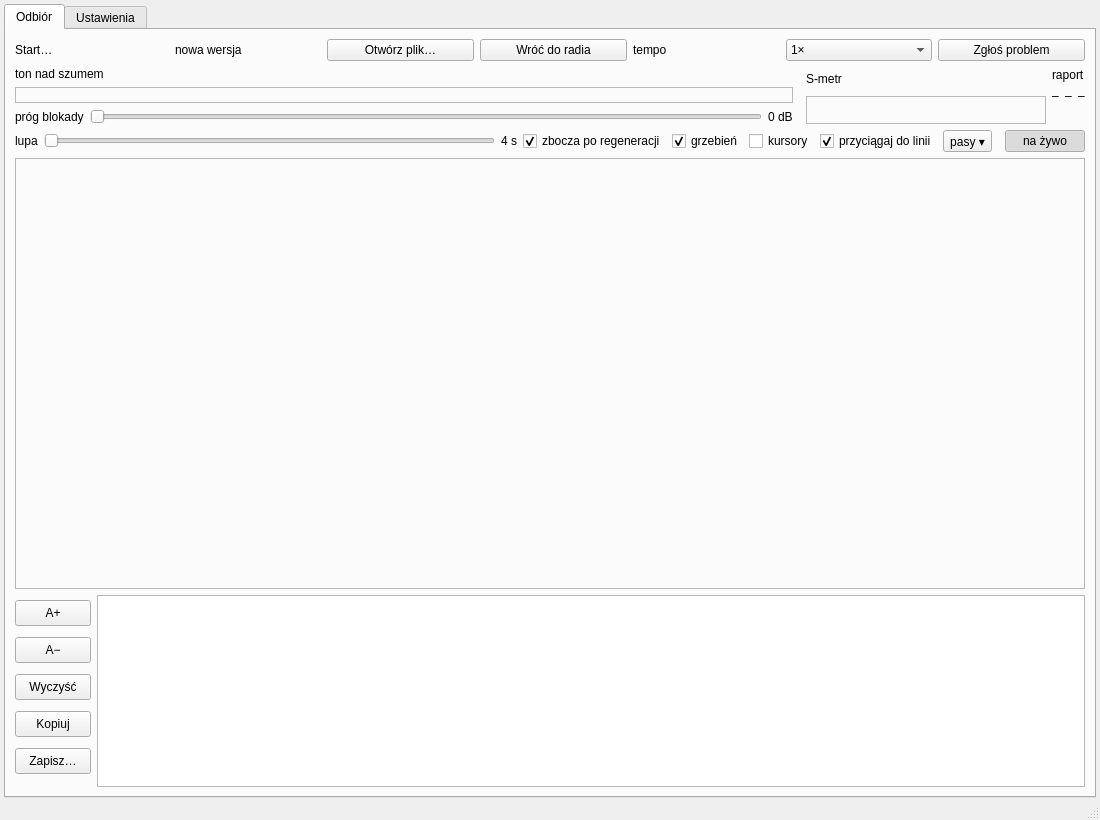
First picture: the form in tools/gui/okno.ui, repository programmer-bvn/cw-decoder-dsp, before the edit.
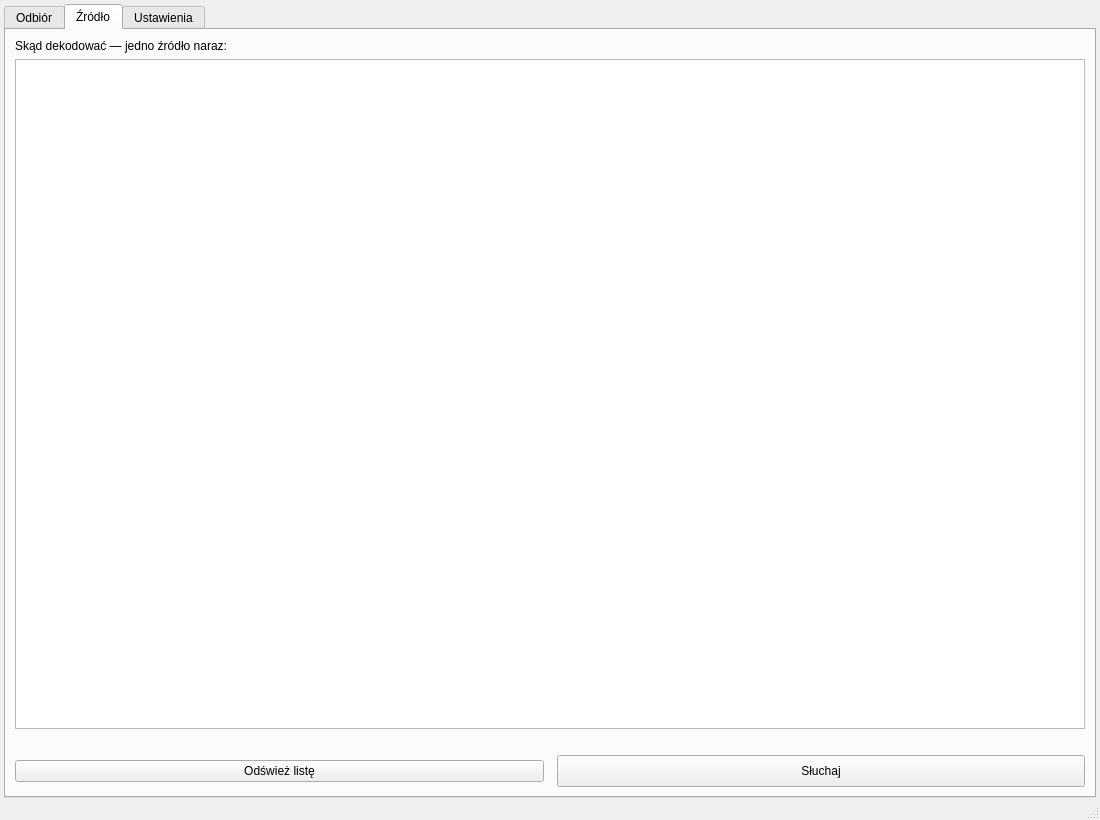
Second picture: the form after the edit. The open tabs and pages were chosen to show the change.

Commit message: Okno Qt: odbior na zywo - zakladka Zrodlo (lista wejsc i nagranie jak z radia), dekoder 0.9.x w osobnym procesie, widok sygnalu z kolumn strumienia, tekst, miernik tonu, raport, S-metr

```diff
--- a/tools/gui/okno.ui
+++ b/tools/gui/okno.ui
@@ -33,7 +33,7 @@
       <item><spacer name="odstepGora"><property name="orientation"><enum>Qt::Horizontal</enum></property></spacer></item>
       <item><widget class="QLabel" name="lblWersja"><property name="text"><string>nowa wersja</string></property></widget></item>
       <item><widget class="QPushButton" name="btnOtworz"><property name="text"><string>Otwórz plik…</string></property></widget></item>
-      <item><widget class="QPushButton" name="btnRadio"><property name="text"><string>Wróć do radia</string></property></widget></item>
+      <item><widget class="QPushButton" name="btnRadio"><property name="text"><string>Słuchaj</string></property><property name="checkable"><bool>true</bool></property><property name="toolTip"><string>Odbiór na żywo ze źródła wybranego w zakładce „Źródło”</string></property></widget></item>
       <item><widget class="QLabel" name="lblTempo"><property name="text"><string>tempo</string></property></widget></item>
       <item>
        <widget class="QComboBox" name="cmbTempo">
@@ -167,6 +167,25 @@
     </item>
    </layout>
       </widget>
+      <widget class="QWidget" name="zakZrodlo">
+       <attribute name="title"><string>Źródło</string></attribute>
+       <layout class="QVBoxLayout" name="ukladZrodlo">
+        <item><widget class="QLabel" name="lblZrodlaTytul"><property name="text"><string>Skąd dekodować — jedno źródło naraz:</string></property></widget></item>
+        <item>
+         <widget class="QListWidget" name="lstZrodla">
+          <property name="toolTip"><string>Wejścia dźwiękowe komputera (radio przez USB to zwykle „USB Audio”) i nagranie odtwarzane jak z radia</string></property>
+         </widget>
+        </item>
+        <item><widget class="QLabel" name="lblZrodloOpis"><property name="wordWrap"><bool>true</bool></property><property name="text"><string/></property></widget></item>
+        <item>
+         <layout class="QHBoxLayout" name="ukladZrodloPrzyciski">
+          <item><widget class="QPushButton" name="btnOdswiezZrodla"><property name="text"><string>Odśwież listę</string></property><property name="toolTip"><string>Po podłączeniu radia albo karty USB</string></property></widget></item>
+          <item><spacer name="odstepZrodlo"><property name="orientation"><enum>Qt::Horizontal</enum></property></spacer></item>
+          <item><widget class="QPushButton" name="btnSluchaj"><property name="text"><string>Słuchaj</string></property><property name="checkable"><bool>true</bool></property><property name="minimumSize"><size><width>140</width><height>32</height></size></property></widget></item>
+         </layout>
+        </item>
+       </layout>
+      </widget>
       <widget class="QWidget" name="zakUstawienia">
        <attribute name="title"><string>Ustawienia</string></attribute>
        <layout class="QVBoxLayout" name="ukladUstawienia">
```
Left out of the diff: 10 changed lines with no effect on the pictures. The commit also changes 6 other files.
